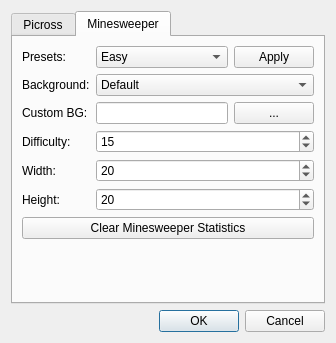
Old version of the form src/f_qtsettings.ui in the repository schuay/picmi-legacy.
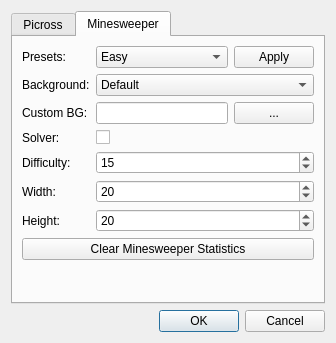
New version of the form. The open tabs and pages were chosen to show the change.

Commit message: add solver option to settings

```diff
--- a/src/f_qtsettings.ui
+++ b/src/f_qtsettings.ui
@@ -299,14 +299,14 @@
                </item>
               </widget>
              </item>
-             <item row="3" column="0">
+             <item row="4" column="0">
               <widget class="QLabel" name="lDifficulty_2">
                <property name="text">
                 <string>Difficulty:</string>
                </property>
               </widget>
              </item>
-             <item row="3" column="1">
+             <item row="4" column="1">
               <widget class="QSpinBox" name="sbMSDifficulty">
                <property name="toolTip">
                 <string>Percentage of game board filled with mines. A good starting point is 15%. Less is easier, more is harder.</string>
@@ -322,14 +322,14 @@
                </property>
               </widget>
              </item>
-             <item row="4" column="0">
+             <item row="5" column="0">
               <widget class="QLabel" name="label_10">
                <property name="text">
                 <string>Width:</string>
                </property>
               </widget>
              </item>
-             <item row="4" column="1">
+             <item row="5" column="1">
               <widget class="QSpinBox" name="sbMSWidth">
                <property name="toolTip">
                 <string>Width of the game board in tiles.</string>
@@ -345,14 +345,14 @@
                </property>
               </widget>
              </item>
-             <item row="5" column="0">
+             <item row="6" column="0">
               <widget class="QLabel" name="label_11">
                <property name="text">
                 <string>Height:</string>
                </property>
               </widget>
              </item>
-             <item row="5" column="1">
+             <item row="6" column="1">
               <widget class="QSpinBox" name="sbMSHeight">
                <property name="toolTip">
                 <string>Height of the game board in tiles.</string>
@@ -454,6 +454,23 @@
                </item>
               </layout>
              </item>
+             <item row="3" column="0">
+              <widget class="QLabel" name="label_8">
+               <property name="text">
+                <string>Solver:</string>
+               </property>
+              </widget>
+             </item>
+             <item row="3" column="1">
+              <widget class="QCheckBox" name="cbMSSolver">
+               <property name="toolTip">
+                <string>When checked, generates puzzles which are guaranteed to be solvable without guesses.</string>
+               </property>
+               <property name="text">
+                <string/>
+               </property>
+              </widget>
+             </item>
             </layout>
            </item>
            <item>
```
Left out of the diff: 5 changed lines with no effect on the pictures. The commit also changes 6 other files.
